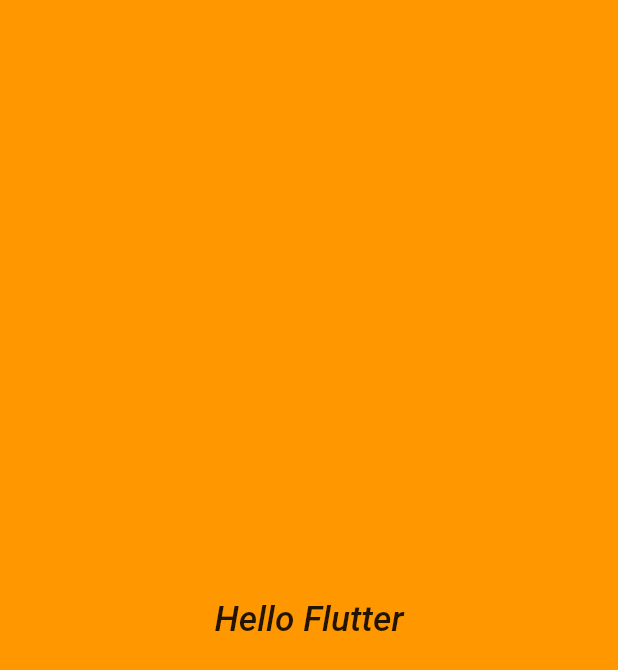
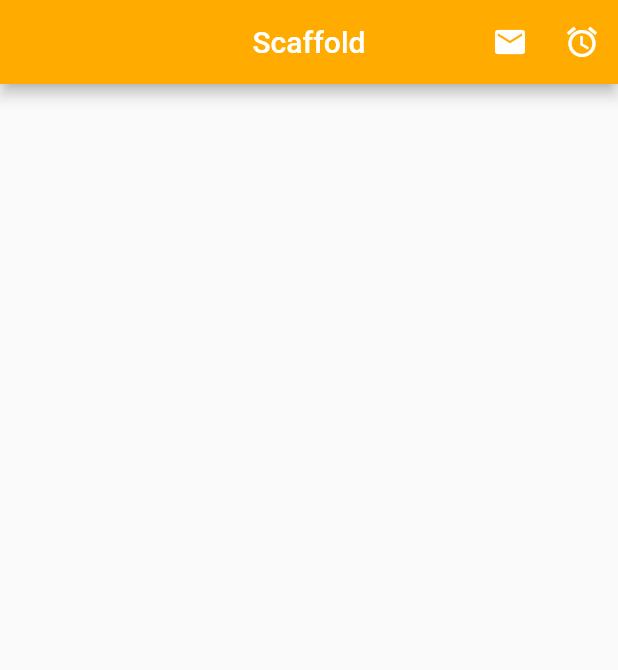
Before and after one commit to erincodepirate/flutter_stuff, a Flutter app: the screen it shows after launch, on a phone screen of 412 x 824 dp. Shown: the top 670 px of the screen. Run offline on Flutter 3.47's test engine with Material 2 defaults, Android fonts, the phone set to English and light mode, and no system bars.

Commit message:
Add scaffolding

```diff
--- a/hello_flutter/hello_flutter/lib/main.dart
+++ b/hello_flutter/hello_flutter/lib/main.dart
@@ -2,5 +2,6 @@ import 'package:flutter/material.dart';
 import 'package:hello_flutter/ui/home.dart';
 
 void main() {
-  runApp(const Home());
+  //runApp(Home());
+  runApp(new MaterialApp(home: ScaffoldExample()));
 }
--- a/hello_flutter/hello_flutter/lib/ui/home.dart
+++ b/hello_flutter/hello_flutter/lib/ui/home.dart
@@ -1,4 +1,27 @@
 import 'package:flutter/material.dart';
+
+_tapButton() {
+  debugPrint("Alarm");
+}
+
+class ScaffoldExample extends StatelessWidget {
+  @override
+  Widget build(BuildContext context) {
+    return Scaffold(
+        appBar: AppBar(
+      title: Text("Scaffold"),
+      centerTitle: true,
+      backgroundColor: Colors.amberAccent.shade700,
+      actions: <Widget>[
+        IconButton(
+          icon: Icon(Icons.email),
+          onPressed: () => debugPrint("Email"),
+        ),
+        IconButton(icon: Icon(Icons.access_alarm), onPressed: _tapButton)
+      ],
+    ));
+  }
+}
 
 class Home extends StatelessWidget {
   const Home({Key? key}) : super(key: key);
```
